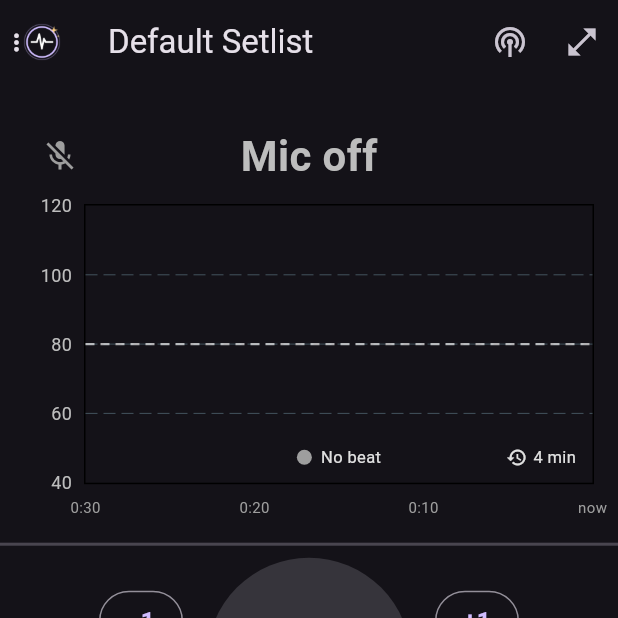
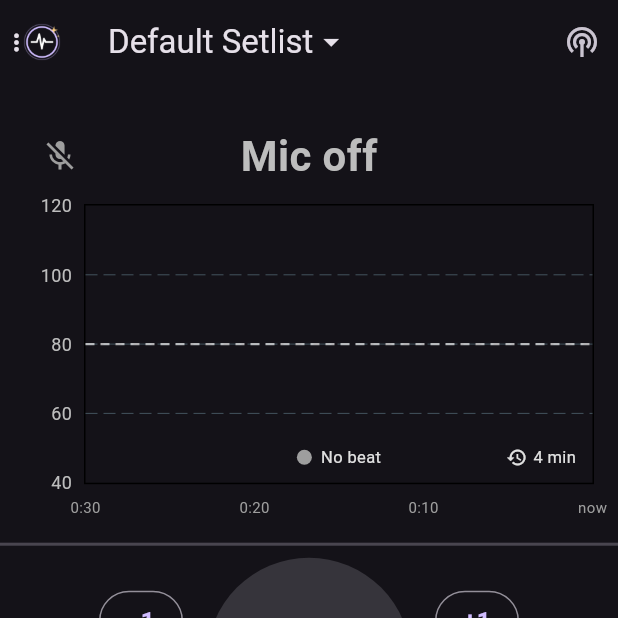
Before and after one commit to greenlava82/Beth, a Flutter app: the screen it shows after launch, on a phone screen of 412 x 824 dp, the top half of it. Run offline on Flutter 3.47's test engine with Material 3 defaults, Android fonts, the phone set to English and light mode, and no system bars; drawn by our look-alikes of fl_chart; our stand-ins replace package_info_plus, permission_handler, share_plus, shared_preferences, wakelock_plus; missing offline and left inert: bluetooth_low_energy, file_selector, flutter_midi_command, record.

Commit message:
Switch playlists and free-run from the app bar title
The title now has a drop-down listing the playlists, with "Free run"
pinned at the top, replacing the unclear free-running icon. Picking a
playlist leaves free-running mode; the drawer uses the same selection
code, so choosing a playlist there now exits free-running too (it used
to stay in it).

Co-Authored-By: Claude Sonnet 5.5 <noreply@anthropic.com>

```diff
--- a/lib/main.dart
+++ b/lib/main.dart
@@ -1314,6 +1314,58 @@ class _MetronomeScreenState extends State<MetronomeScreen>
     if (wasRecording && mounted) _startRecording();
   }
 
+  /// Choose a playlist; free-running mode ends if it was on.
+  void _selectPlaylist(int index) {
+    if (_mode == _ScreenMode.freeRunning) _setFreeRunning(false);
+    setState(() {
+      _currentPlaylistIndex = index;
+      _currentSetlistIndex = 0;
+      _updateMetronomeTempo();
+    });
+  }
+
+  /// The app bar title: the playlist (or "Free running") with a drop-down.
+  /// "Free run" is pinned at the top, above the playlists.
+  Widget _buildPlaylistSwitcher(Playlist playlist) {
+    const freeRun = -1;
+    final free = _mode == _ScreenMode.freeRunning;
+    return PopupMenuButton<int>(
+      tooltip: 'Switch playlist',
+      position: PopupMenuPosition.under,
+      onSelected: (value) {
+        if (value == freeRun) {
+          _setFreeRunning(true);
+        } else {
+          _selectPlaylist(value);
+        }
+      },
+      itemBuilder: (context) => [
+        CheckedPopupMenuItem(
+          value: freeRun,
+          checked: free,
+          child: const Text('Free run'),
+        ),
+        const PopupMenuDivider(),
+        for (var i = 0; i < _playlists.length; i++)
+          CheckedPopupMenuItem(
+            value: i,
+            checked: !free && i == _currentPlaylistIndex,
+            child: Text(_playlists[i].name, overflow: TextOverflow.ellipsis),
+          ),
+      ],
+      child: Row(
+        mainAxisSize: MainAxisSize.min,
+        children: [
+          Flexible(
+            child: Text(free ? 'Free running' : playlist.name,
+                overflow: TextOverflow.ellipsis),
+          ),
+          const Icon(Icons.arrow_drop_down),
+        ],
+      ),
+    );
+  }
+
   Widget _buildBandMenu() {
     final leading = _bandLeader.isActive;
     return PopupMenuButton<void Function()>(
@@ -1797,11 +1849,7 @@ class _MetronomeScreenState extends State<MetronomeScreen>
                     ].join(' · ')),
                     selected: _currentPlaylistIndex == index,
                     onTap: () {
-                      setState(() {
-                        _currentPlaylistIndex = index;
-                        _currentSetlistIndex = 0;
-                        _updateMetronomeTempo();
-                      });
+                      _selectPlaylist(index);
                       Navigator.pop(context);
                     },
                     trailing: PopupMenuButton<String>(
@@ -2357,15 +2405,9 @@ class _MetronomeScreenState extends State<MetronomeScreen>
                   ],
                 ),
               )
-            : Text(_mode == _ScreenMode.freeRunning ? 'Free running' : playlist.name,
-                overflow: TextOverflow.ellipsis),
+            : _buildPlaylistSwitcher(playlist),
         actions: [
           _buildBandMenu(),
-          IconButton(
-            tooltip: _mode == _ScreenMode.freeRunning ? 'Back to setlist' : 'Free-running mode',
-            icon: Icon(_mode == _ScreenMode.freeRunning ? Icons.close_fullscreen : Icons.open_in_full),
-            onPressed: () => _setFreeRunning(_mode != _ScreenMode.freeRunning),
-          ),
         ],
       ),
       drawer: _buildDrawer(),
```
